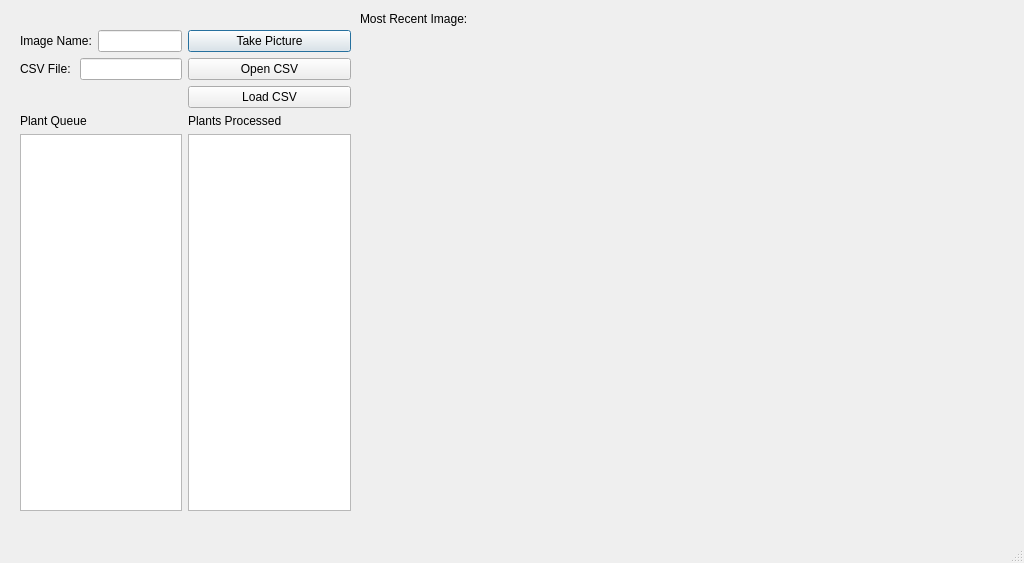
The window that GUI/mainwindow.ui (NPPC-UK/Portable_Imaging_Rig) describes before a commit, drawn with Qt 5.
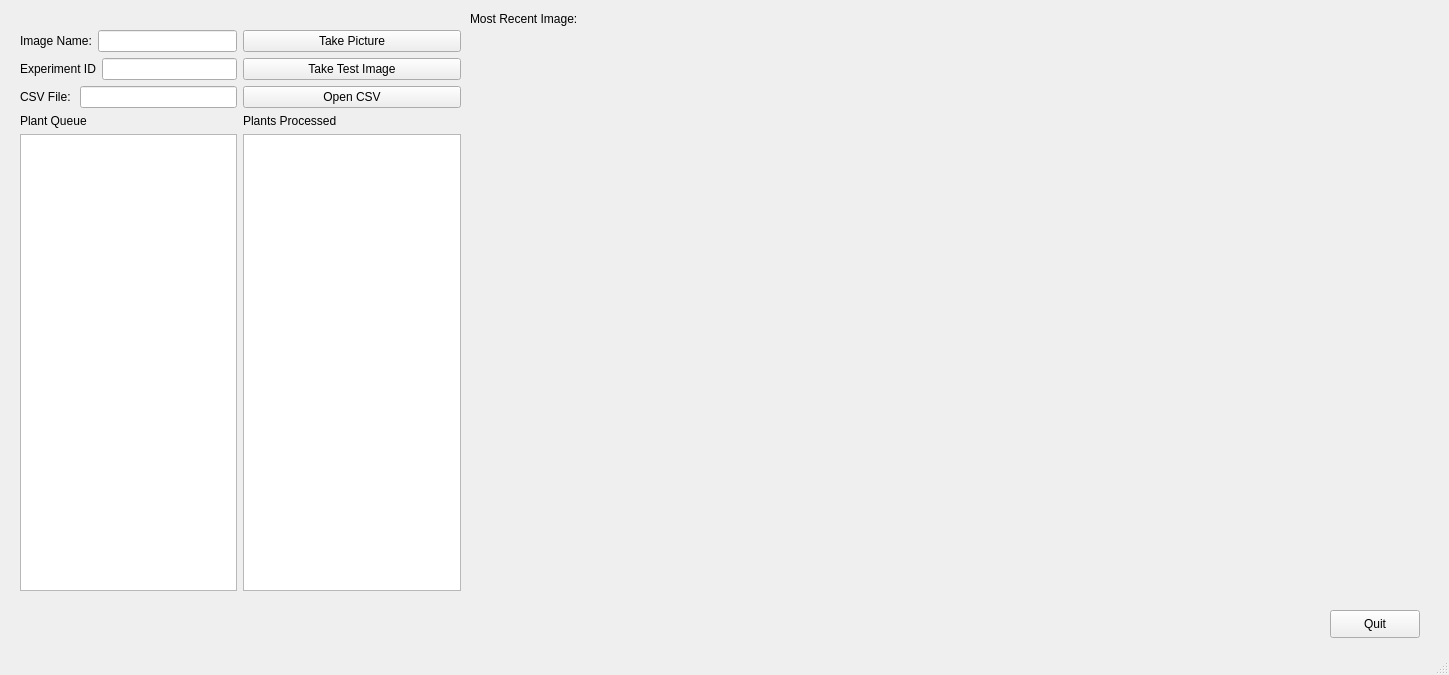
The same window after the commit. Icons and pictures are not drawn.

```diff
--- a/GUI/mainwindow.ui
+++ b/GUI/mainwindow.ui
@@ -6,8 +6,8 @@
    <rect>
     <x>0</x>
     <y>0</y>
-    <width>1024</width>
-    <height>563</height>
+    <width>1449</width>
+    <height>675</height>
    </rect>
   </property>
   <property name="windowTitle">
@@ -19,15 +19,43 @@
      <rect>
       <x>20</x>
       <y>30</y>
-      <width>331</width>
-      <height>481</height>
+      <width>441</width>
+      <height>561</height>
      </rect>
     </property>
     <layout class="QGridLayout" name="gridLayout">
-     <item row="1" column="1">
-      <widget class="QPushButton" name="btn_open_csv">
+     <item row="1" column="0">
+      <layout class="QHBoxLayout" name="horizontalLayout_3">
+       <item>
+        <layout class="QHBoxLayout" name="horizontalLayout_4">
+         <item>
+          <widget class="QLabel" name="lbl_experimentID">
+           <property name="text">
+            <string>Experiment ID</string>
+           </property>
+          </widget>
+         </item>
+         <item>
+          <widget class="QLineEdit" name="in_experimentID"/>
+         </item>
+        </layout>
+       </item>
+      </layout>
+     </item>
+     <item row="3" column="0">
+      <widget class="QLabel" name="label_4">
        <property name="text">
-        <string>Open CSV</string>
+        <string>Plant Queue</string>
+       </property>
+      </widget>
+     </item>
+     <item row="4" column="1">
+      <widget class="QListWidget" name="list_plants_done"/>
+     </item>
+     <item row="3" column="1">
+      <widget class="QLabel" name="label_5">
+       <property name="text">
+        <string>Plants Processed</string>
        </property>
       </widget>
      </item>
@@ -47,19 +75,28 @@
      </item>
      <item row="0" column="1">
       <widget class="QPushButton" name="btn_take_picture">
+       <property name="sizePolicy">
+        <sizepolicy hsizetype="Minimum" vsizetype="Preferred">
+         <horstretch>0</horstretch>
+         <verstretch>0</verstretch>
+        </sizepolicy>
+       </property>
        <property name="text">
         <string>Take Picture</string>
        </property>
+       <property name="autoDefault">
+        <bool>true</bool>
+       </property>
        <property name="default">
-        <bool>true</bool>
+        <bool>false</bool>
        </property>
       </widget>
      </item>
      <item row="4" column="0">
       <widget class="QListWidget" name="list_plant_order"/>
      </item>
-     <item row="1" column="0">
-      <layout class="QHBoxLayout" name="horizontalLayout_3">
+     <item row="2" column="0">
+      <layout class="QHBoxLayout" name="horizontalLayout_2">
        <item>
         <widget class="QLabel" name="label_3">
          <property name="text">
@@ -73,26 +110,22 @@
       </layout>
      </item>
      <item row="2" column="1">
-      <widget class="QPushButton" name="btn_load_csv">
-       <property name="text">
-        <string>Load CSV</string>
+      <widget class="QPushButton" name="btn_open_csv">
+       <property name="sizePolicy">
+        <sizepolicy hsizetype="Minimum" vsizetype="Preferred">
+         <horstretch>0</horstretch>
+         <verstretch>0</verstretch>
+        </sizepolicy>
        </property>
-      </widget>
-     </item>
-     <item row="4" column="1">
-      <widget class="QListWidget" name="list_plants_done"/>
-     </item>
-     <item row="3" column="0">
-      <widget class="QLabel" name="label_4">
        <property name="text">
-        <string>Plant Queue</string>
+        <string>Open CSV</string>
        </property>
       </widget>
      </item>
-     <item row="3" column="1">
-      <widget class="QLabel" name="label_5">
+     <item row="1" column="1">
+      <widget class="QPushButton" name="btn_test_image">
        <property name="text">
-        <string>Plants Processed</string>
+        <string>Take Test Image</string>
        </property>
       </widget>
      </item>
@@ -101,10 +134,10 @@
    <widget class="QWidget" name="verticalLayoutWidget">
     <property name="geometry">
      <rect>
-      <x>360</x>
+      <x>470</x>
       <y>30</y>
-      <width>621</width>
-      <height>481</height>
+      <width>951</width>
+      <height>561</height>
      </rect>
     </property>
     <layout class="QVBoxLayout" name="verticalLayout">
@@ -138,7 +171,7 @@
    <widget class="QLabel" name="label">
     <property name="geometry">
      <rect>
-      <x>360</x>
+      <x>470</x>
       <y>10</y>
       <width>619</width>
       <height>17</height>
@@ -148,6 +181,19 @@
      <string>Most Recent Image:</string>
     </property>
    </widget>
+   <widget class="QPushButton" name="btn_quit">
+    <property name="geometry">
+     <rect>
+      <x>1330</x>
+      <y>610</y>
+      <width>90</width>
+      <height>28</height>
+     </rect>
+    </property>
+    <property name="text">
+     <string>Quit</string>
+    </property>
+   </widget>
   </widget>
   <widget class="QStatusBar" name="statusbar"/>
  </widget>
```
Left out of the diff: 2 changed lines with no effect on the pictures.
